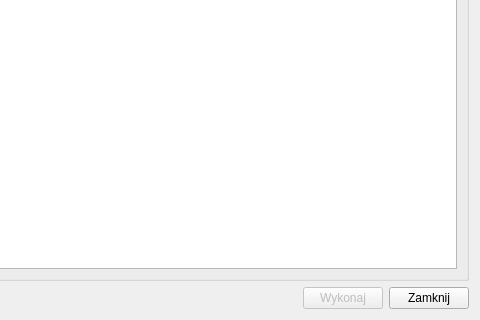
First picture: the form in skrypty/ui/ui_scal_walidacja_crs.ui, repository Marcus-LAS-R/LASR, before the edit; both pictures show x 420 to 900 and y 330 to 650 of the 900 by 650 pixel window.
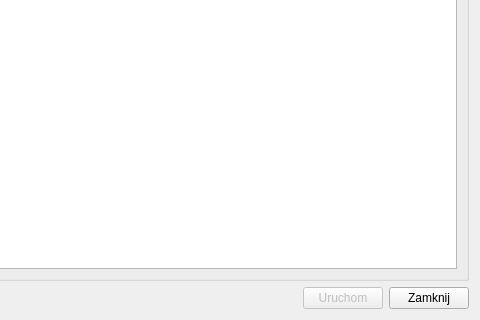
Second picture: the form after the edit.

Diff of the .ui file:
```diff
--- a/skrypty/ui/ui_scal_walidacja_crs.ui
+++ b/skrypty/ui/ui_scal_walidacja_crs.ui
@@ -149,7 +149,7 @@
      <item>
       <widget class="QPushButton" name="pushButton_wykonaj">
        <property name="text">
-        <string>Wykonaj</string>
+        <string>Uruchom</string>
        </property>
        <property name="enabled">
         <bool>false</bool>
```
